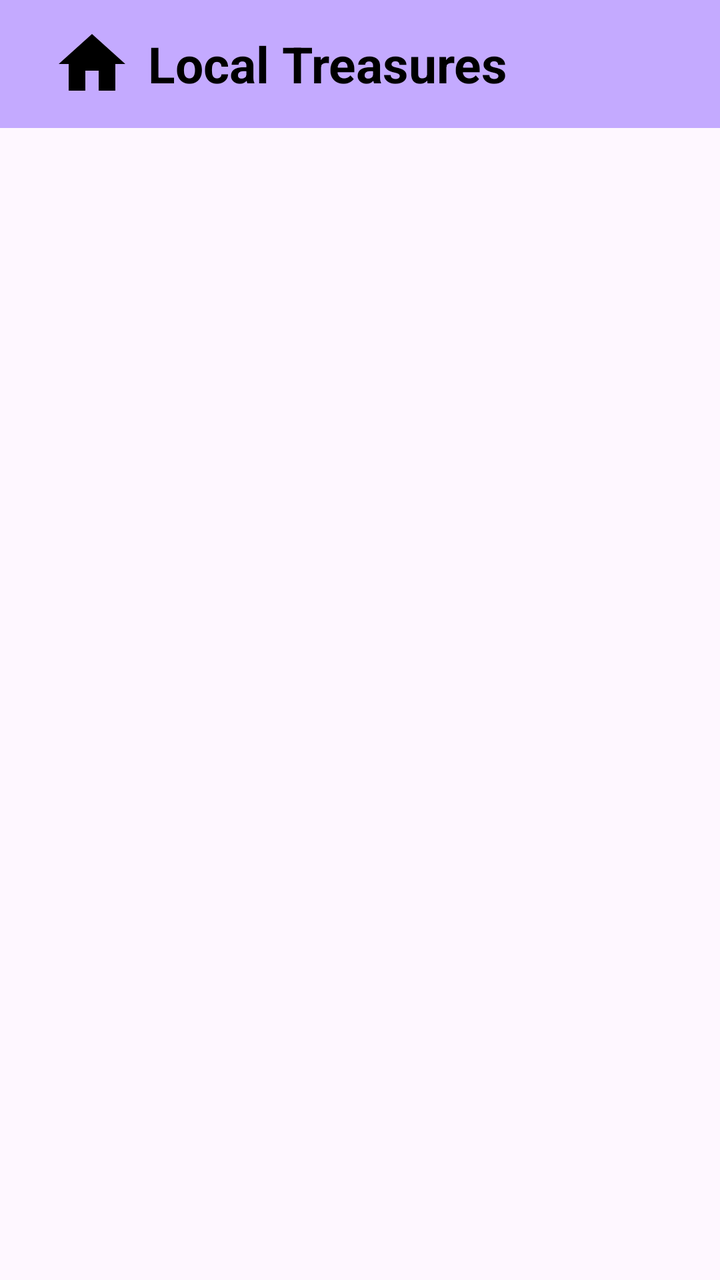
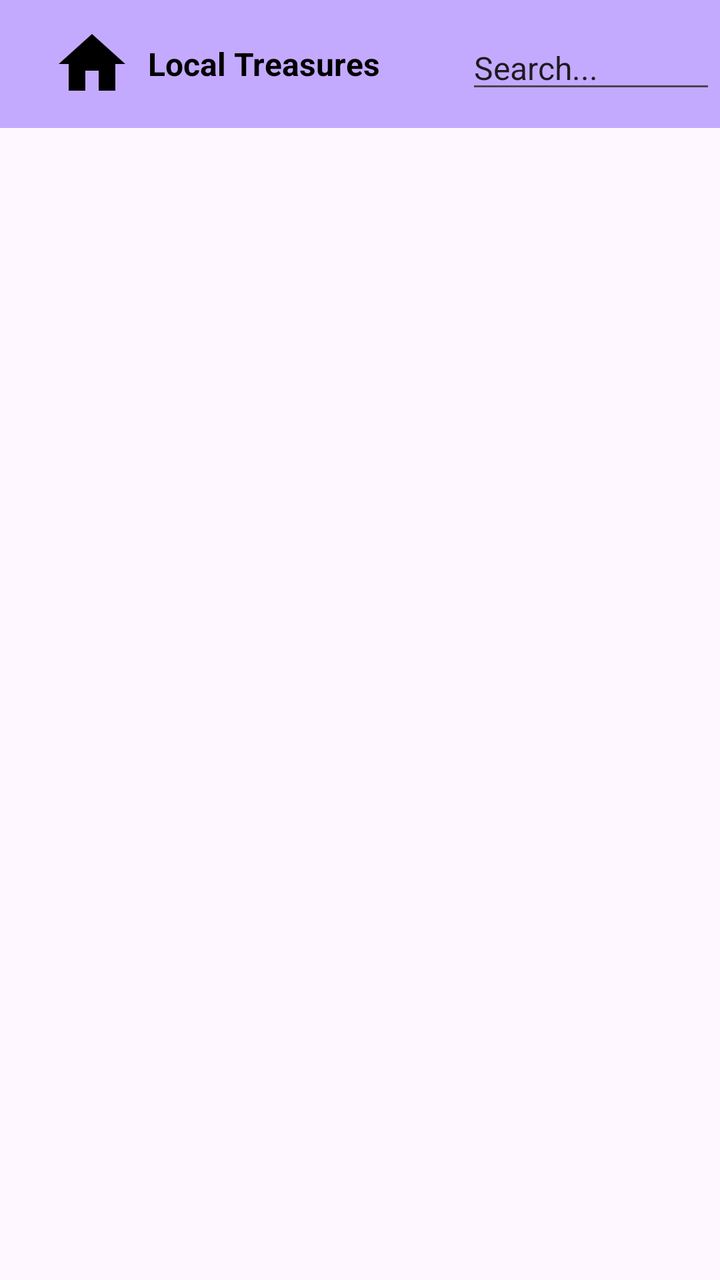

Compare the two renders of this Android layout. The source of the first and the diff that turns it into the second are given below.
<!-- AndroidManifest.xml: application theme Theme.LocalTreasury -->
<!-- res/layout/fragment_home.xml -->
<?xml version="1.0" encoding="utf-8"?>
<androidx.constraintlayout.widget.ConstraintLayout xmlns:android="http://schemas.android.com/apk/res/android"
    xmlns:app="http://schemas.android.com/apk/res-auto"
    xmlns:tools="http://schemas.android.com/tools"
    android:layout_width="match_parent"
    android:layout_height="match_parent"
    tools:context=".ui.home.HomeFragment">

    
    <androidx.appcompat.widget.Toolbar
        android:id="@+id/toolbar"
        android:layout_width="match_parent"
        android:layout_height="wrap_content"
        android:background="@color/topBackground"
        app:popupTheme="@style/ThemeOverlay.AppCompat.Dark.ActionBar"
        app:layout_constraintTop_toTopOf="parent">

        <RelativeLayout
            android:layout_width="match_parent"
            android:layout_height="match_parent">

            
            <ImageView
                android:id="@+id/toolbar_logo"
                android:layout_width="40dp"
                android:layout_height="40dp"
                android:layout_alignParentStart="true"
                android:layout_centerVertical="true"
                android:layout_marginStart="10dp"
                android:src="@drawable/ic_home_black_24dp" />

            
            <TextView
                android:id="@+id/toolbar_title"
                android:layout_width="wrap_content"
                android:layout_height="wrap_content"
                android:layout_toEndOf="@id/toolbar_logo"
                android:layout_centerVertical="true"
                android:layout_marginStart="8dp"
                android:text="Local Treasures"
                android:textColor="@color/HeadingText"
                android:textSize="25sp"
                android:textStyle="bold" />
        </RelativeLayout>
    </androidx.appcompat.widget.Toolbar>


    
    <androidx.recyclerview.widget.RecyclerView
        android:id="@+id/recyclerView"
        android:layout_width="match_parent"
        android:layout_height="0dp"
        app:layout_constraintTop_toBottomOf="@id/toolbar"
        app:layout_constraintStart_toStartOf="parent"
        app:layout_constraintEnd_toEndOf="parent"
        app:layout_constraintBottom_toBottomOf="parent" />
</androidx.constraintlayout.widget.ConstraintLayout>
<!-- resources referenced by this layout -->
<resources>
  <color name="HeadingText">#000000</color>
  <color name="topBackground">#C4AAFF</color>
  <!-- drawable ic_home_black_24dp (drawable) -->
  <vector xmlns:android="http://schemas.android.com/apk/res/android"
      android:width="24dp"
      android:height="24dp"
      android:viewportWidth="24.0"
      android:viewportHeight="24.0">
      <path
          android:fillColor="#FF000000"
          android:pathData="M10,20v-6h4v6h5v-8h3L12,3 2,12h3v8z" />
  </vector>
  <style name="Theme.LocalTreasury" parent="Theme.MaterialComponents.DayNight.DarkActionBar">
          
          <item name="colorPrimary">@color/purple_500</item>
          <item name="colorPrimaryVariant">@color/purple_700</item>
          <item name="colorOnPrimary">@color/white</item>
          
          <item name="colorSecondary">@color/teal_200</item>
          <item name="colorSecondaryVariant">@color/teal_700</item>
          <item name="colorOnSecondary">@color/black</item>
          
          <item name="android:statusBarColor">?attr/colorPrimaryVariant</item>
          
      </style>
  <color name="purple_500">#FF6200EE</color>
  <color name="purple_700">#FF3700B3</color>
  <color name="white">#FFFFFFFF</color>
  <color name="teal_200">#FF03DAC5</color>
  <color name="teal_700">#FF018786</color>
  <color name="black">#FF000000</color>
</resources>

<!-- the commit's change to res/layout/fragment_home.xml (unified diff, before → after) -->
@@ -34,13 +34,32 @@
                 android:id="@+id/toolbar_title"
                 android:layout_width="wrap_content"
                 android:layout_height="wrap_content"
-                android:layout_toEndOf="@id/toolbar_logo"
                 android:layout_centerVertical="true"
                 android:layout_marginStart="8dp"
+                android:layout_toEndOf="@id/toolbar_logo"
                 android:text="Local Treasures"
                 android:textColor="@color/HeadingText"
-                android:textSize="25sp"
+                android:textSize="16sp"
                 android:textStyle="bold" />
+
+            <ImageView
+                android:id="@+id/search_logo"
+                android:layout_width="40dp"
+                android:layout_height="40dp"
+                android:layout_alignParentStart="true"
+                android:layout_marginStart="346dp"
+                android:src="@drawable/baseline_search_24" />
+
+            <EditText
+                android:id="@+id/textView14"
+                android:layout_width="125dp"
+                android:layout_height="wrap_content"
+                android:layout_alignParentStart="true"
+                android:layout_alignParentTop="true"
+                android:layout_marginStart="217dp"
+                android:layout_marginTop="1dp"
+                android:text="Search..."
+                android:textSize="16sp" />
         </RelativeLayout>
     </androidx.appcompat.widget.Toolbar>
 
<!-- resource entries referenced after the edit -->
@@ -2,6 +2,12 @@
 <resources>
   <color name="HeadingText">#000000</color>
   <color name="topBackground">#C4AAFF</color>
+  <!-- drawable baseline_search_24 (drawable) -->
+  <vector xmlns:android="http://schemas.android.com/apk/res/android" android:height="24dp" android:tint="#000000" android:viewportHeight="24" android:viewportWidth="24" android:width="24dp">
+        
+      <path android:fillColor="@android:color/white" android:pathData="M15.5,14h-0.79l-0.28,-0.27C15.41,12.59 16,11.11 16,9.5 16,5.91 13.09,3 9.5,3S3,5.91 3,9.5 5.91,16 9.5,16c1.61,0 3.09,-0.59 4.23,-1.57l0.27,0.28v0.79l5,4.99L20.49,19l-4.99,-5zM9.5,14C7.01,14 5,11.99 5,9.5S7.01,5 9.5,5 14,7.01 14,9.5 11.99,14 9.5,14z"/>
+      
+  </vector>
   <!-- drawable ic_home_black_24dp (drawable) -->
   <vector xmlns:android="http://schemas.android.com/apk/res/android"
       android:width="24dp"
